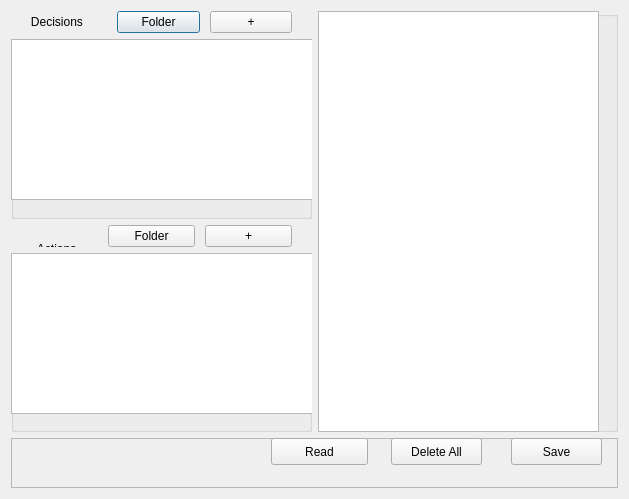
Before: the Qt Designer form src/DSDGUI.ui in TobiasTiedtke/Projekt_dsd_gui, drawn with Qt 5.
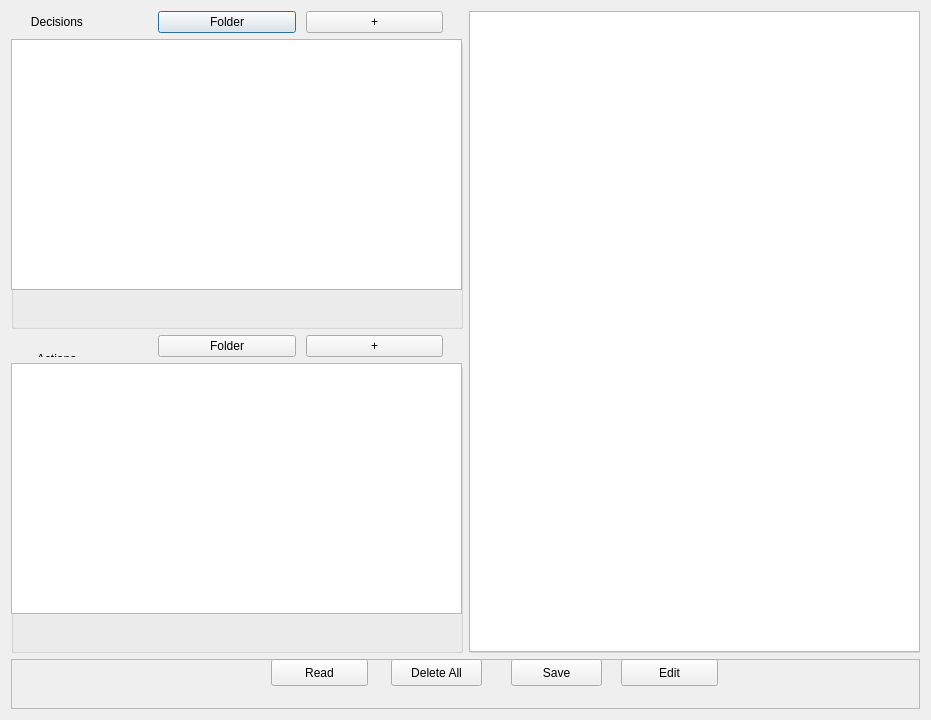
After: the same form once the commit is applied.

Commit message: Modified reader for files, added Edit-Button for DSD-side

The edit to the form file:
```diff
--- a/src/DSDGUI.ui
+++ b/src/DSDGUI.ui
@@ -6,15 +6,24 @@
    <rect>
     <x>0</x>
     <y>0</y>
-    <width>629</width>
-    <height>499</height>
+    <width>931</width>
+    <height>720</height>
    </rect>
   </property>
+  <property name="sizePolicy">
+   <sizepolicy hsizetype="Expanding" vsizetype="Expanding">
+    <horstretch>0</horstretch>
+    <verstretch>0</verstretch>
+   </sizepolicy>
+  </property>
   <property name="windowTitle">
    <string>Dialog</string>
   </property>
-  <layout class="QVBoxLayout" name="verticalLayout_9">
-   <item>
+  <property name="sizeGripEnabled">
+   <bool>false</bool>
+  </property>
+  <layout class="QGridLayout" name="gridLayout">
+   <item row="0" column="0">
     <layout class="QHBoxLayout" name="horizontalLayout">
      <item>
       <layout class="QVBoxLayout" name="verticalLayout_3">
@@ -55,6 +64,12 @@
           <layout class="QGridLayout" name="DecisionLayout">
            <item row="0" column="0">
             <widget class="QGroupBox" name="groupBox">
+             <property name="sizePolicy">
+              <sizepolicy hsizetype="Expanding" vsizetype="Expanding">
+               <horstretch>0</horstretch>
+               <verstretch>0</verstretch>
+              </sizepolicy>
+             </property>
              <property name="title">
               <string/>
              </property>
@@ -63,8 +78,8 @@
                <rect>
                 <x>0</x>
                 <y>0</y>
-                <width>321</width>
-                <height>161</height>
+                <width>451</width>
+                <height>251</height>
                </rect>
               </property>
               <property name="dragDropMode">
@@ -139,6 +154,12 @@
           <layout class="QGridLayout" name="ActionGrid">
            <item row="0" column="0">
             <widget class="QGroupBox" name="groupBox_2">
+             <property name="sizePolicy">
+              <sizepolicy hsizetype="Minimum" vsizetype="Minimum">
+               <horstretch>0</horstretch>
+               <verstretch>0</verstretch>
+              </sizepolicy>
+             </property>
              <property name="title">
               <string/>
              </property>
@@ -147,10 +168,16 @@
                <rect>
                 <x>0</x>
                 <y>0</y>
-                <width>321</width>
-                <height>161</height>
+                <width>451</width>
+                <height>251</height>
                </rect>
               </property>
+              <property name="sizePolicy">
+               <sizepolicy hsizetype="Minimum" vsizetype="Minimum">
+                <horstretch>0</horstretch>
+                <verstretch>0</verstretch>
+               </sizepolicy>
+              </property>
               <property name="dragDropMode">
                <enum>QAbstractItemView::DragOnly</enum>
               </property>
@@ -169,6 +196,15 @@
         <layout class="QVBoxLayout" name="verticalLayout_2">
          <item>
           <widget class="QGroupBox" name="groupBox_3">
+           <property name="enabled">
+            <bool>true</bool>
+           </property>
+           <property name="sizePolicy">
+            <sizepolicy hsizetype="MinimumExpanding" vsizetype="MinimumExpanding">
+             <horstretch>1</horstretch>
+             <verstretch>1</verstretch>
+            </sizepolicy>
+           </property>
            <property name="acceptDrops">
             <bool>true</bool>
            </property>
@@ -183,10 +219,16 @@
              <rect>
               <x>0</x>
               <y>0</y>
-              <width>281</width>
-              <height>421</height>
+              <width>451</width>
+              <height>641</height>
              </rect>
             </property>
+            <property name="sizePolicy">
+             <sizepolicy hsizetype="MinimumExpanding" vsizetype="MinimumExpanding">
+              <horstretch>0</horstretch>
+              <verstretch>0</verstretch>
+             </sizepolicy>
+            </property>
             <property name="dragDropMode">
              <enum>QAbstractItemView::DropOnly</enum>
             </property>
@@ -202,7 +244,7 @@
      </item>
     </layout>
    </item>
-   <item>
+   <item row="1" column="0">
     <widget class="QFrame" name="frame">
      <property name="minimumSize">
       <size>
@@ -279,6 +321,19 @@
        <string>Read</string>
       </property>
      </widget>
+     <widget class="QPushButton" name="EditButton">
+      <property name="geometry">
+       <rect>
+        <x>610</x>
+        <y>0</y>
+        <width>97</width>
+        <height>27</height>
+       </rect>
+      </property>
+      <property name="text">
+       <string>Edit</string>
+      </property>
+     </widget>
      <zorder>DeleteAllButton</zorder>
      <zorder>SaveButton</zorder>
      <zorder>ReadButton</zorder>
```
Left out of the diff: 1 changed line with no effect on the pictures. The commit also changes 2 other files.
